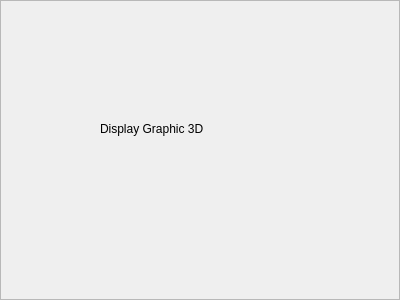
Before: the Qt Designer form src/plugins/displayGraphic3D/displaygraphic3doptionsframe.ui in shujaatak/gpsbook, drawn with Qt 5.
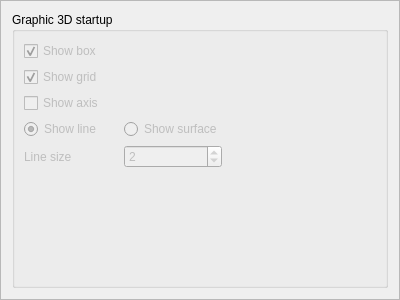
After: the same form once the commit is applied.

The edit to the form file:
```diff
--- a/src/plugins/displayGraphic3D/displaygraphic3doptionsframe.ui
+++ b/src/plugins/displayGraphic3D/displaygraphic3doptionsframe.ui
@@ -19,19 +19,134 @@
   <property name="frameShadow">
    <enum>QFrame::Raised</enum>
   </property>
-  <widget class="QLabel" name="label">
-   <property name="geometry">
-    <rect>
-     <x>100</x>
-     <y>120</y>
-     <width>231</width>
-     <height>17</height>
-    </rect>
-   </property>
-   <property name="text">
-    <string>Display Graphic 3D</string>
-   </property>
-  </widget>
+  <layout class="QVBoxLayout" name="verticalLayout">
+   <item>
+    <widget class="QGroupBox" name="groupBox">
+     <property name="title">
+      <string>Graphic 3D startup</string>
+     </property>
+     <property name="checkable">
+      <bool>false</bool>
+     </property>
+     <layout class="QGridLayout" name="gridLayout">
+      <item row="0" column="0">
+       <widget class="QCheckBox" name="checkBox">
+        <property name="enabled">
+         <bool>false</bool>
+        </property>
+        <property name="text">
+         <string>Show box</string>
+        </property>
+        <property name="checkable">
+         <bool>true</bool>
+        </property>
+        <property name="checked">
+         <bool>true</bool>
+        </property>
+       </widget>
+      </item>
+      <item row="1" column="0">
+       <widget class="QCheckBox" name="checkBox_3">
+        <property name="enabled">
+         <bool>false</bool>
+        </property>
+        <property name="text">
+         <string>Show grid</string>
+        </property>
+        <property name="checkable">
+         <bool>true</bool>
+        </property>
+        <property name="checked">
+         <bool>true</bool>
+        </property>
+       </widget>
+      </item>
+      <item row="2" column="0">
+       <widget class="QCheckBox" name="checkBox_4">
+        <property name="enabled">
+         <bool>false</bool>
+        </property>
+        <property name="text">
+         <string>Show axis</string>
+        </property>
+        <property name="checkable">
+         <bool>true</bool>
+        </property>
+       </widget>
+      </item>
+      <item row="5" column="0">
+       <spacer name="verticalSpacer">
+        <property name="orientation">
+         <enum>Qt::Vertical</enum>
+        </property>
+        <property name="sizeHint" stdset="0">
+         <size>
+          <width>94</width>
+          <height>96</height>
+         </size>
+        </property>
+       </spacer>
+      </item>
+      <item row="3" column="0">
+       <widget class="QRadioButton" name="radioButton">
+        <property name="enabled">
+         <bool>false</bool>
+        </property>
+        <property name="text">
+         <string>Show line</string>
+        </property>
+        <property name="checked">
+         <bool>true</bool>
+        </property>
+       </widget>
+      </item>
+      <item row="3" column="1">
+       <widget class="QRadioButton" name="radioButton_2">
+        <property name="enabled">
+         <bool>false</bool>
+        </property>
+        <property name="text">
+         <string>Show surface</string>
+        </property>
+       </widget>
+      </item>
+      <item row="4" column="1">
+       <widget class="QSpinBox" name="spinBox">
+        <property name="enabled">
+         <bool>false</bool>
+        </property>
+        <property name="value">
+         <number>2</number>
+        </property>
+       </widget>
+      </item>
+      <item row="4" column="0">
+       <widget class="QLabel" name="label">
+        <property name="enabled">
+         <bool>false</bool>
+        </property>
+        <property name="text">
+         <string>Line size</string>
+        </property>
+       </widget>
+      </item>
+      <item row="4" column="2">
+       <spacer name="horizontalSpacer">
+        <property name="orientation">
+         <enum>Qt::Horizontal</enum>
+        </property>
+        <property name="sizeHint" stdset="0">
+         <size>
+          <width>40</width>
+          <height>20</height>
+         </size>
+        </property>
+       </spacer>
+      </item>
+     </layout>
+    </widget>
+   </item>
+  </layout>
  </widget>
  <resources/>
  <connections/>
```
